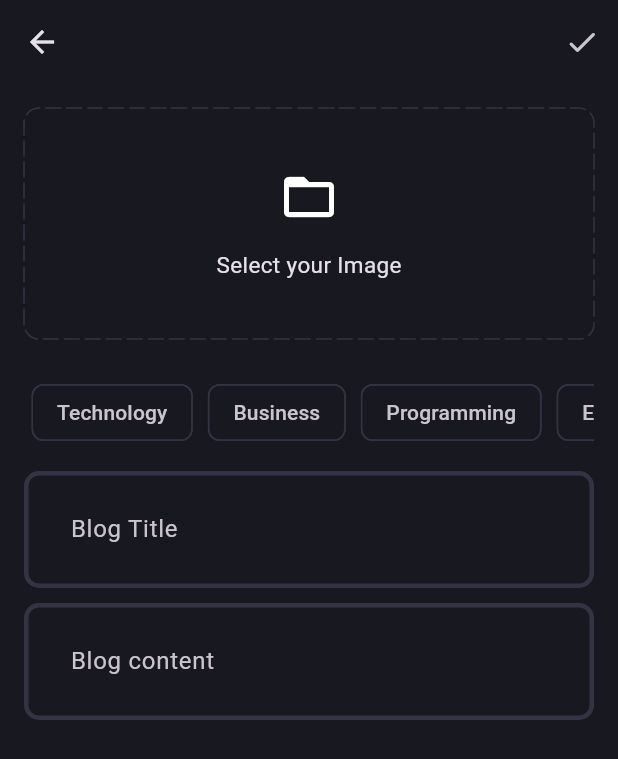
After one commit to aneesmuhammeed/blog_app, a Flutter app: the AddNewBlogPage screen opened directly, after a tap on "Select your Image", on a phone screen of 412 x 824 dp. The commit adds this screen. Shown: the top 759 px of the screen. Run offline on Flutter 3.47's test engine with Material 3 defaults, Android fonts, the phone set to English and light mode, and no system bars; drawn by our look-alikes of dotted_border; our stand-ins replace flutter_bloc, fpdart, get_it, image_picker, supabase_flutter; accounts and stored records are empty.

Commit message:
Add blog feature: implement blog model, remote data source, and UI for adding new blogs; integrate image picker and topics selection

```diff
--- a/lib/core/theme/theme.dart
+++ b/lib/core/theme/theme.dart
@@ -11,6 +11,10 @@ class AppTheme {
   static final darkThemeMode = ThemeData.dark().copyWith(
     scaffoldBackgroundColor: AppPallete.backgroundColor,
     appBarTheme: AppBarTheme(backgroundColor: AppPallete.backgroundColor),
+    chipTheme: ChipThemeData(
+      color: MaterialStatePropertyAll(AppPallete.backgroundColor),
+      side: BorderSide.none,
+    ),
     inputDecorationTheme: InputDecorationTheme(
       contentPadding: EdgeInsets.all(27),
       enabledBorder: _border(),
--- /dev/null
+++ b/lib/core/utils/pick_image.dart
@@ -0,0 +1,15 @@
+import 'dart:io';
+
+import 'package:image_picker/image_picker.dart';
+
+Future<File?> pickImage() async {
+  try {
+    final xFile = await ImagePicker().pickImage(source: ImageSource.gallery);
+    if (xFile != null) {
+      return File(xFile.path);
+    }
+    return null;
+  } catch (e) {
+    return null;
+  }
+}
--- a/lib/feature/auth/presentation/bloc/auth_bloc.dart
+++ b/lib/feature/auth/presentation/bloc/auth_bloc.dart
@@ -23,13 +23,13 @@ class AuthBloc extends Bloc<AuthEvent, AuthState> {
     required this._currentUser,
     required this._appUserCubit,
   }) : super(AuthInitial()) {
+    on<AuthEvent>((_, emit) => emit(AuthLoading()));
     on<AuthSignUp>(_onAuthSignUp);
     on<AuthLogIn>(_onAuthLogin);
     on<AuthIsUserLoggedIn>(_isUserLoggedIn);
   }
 
   void _onAuthSignUp(AuthSignUp event, Emitter<AuthState> emit) async {
-    emit(AuthLoading());
     final res = await _userSignUp(
       UserSignUpParams(
         password: event.password,
@@ -44,7 +44,6 @@ class AuthBloc extends Bloc<AuthEvent, AuthState> {
   }
 
   void _onAuthLogin(AuthLogIn event, Emitter<AuthState> emit) async {
-    emit(AuthLoading());
     final res = await _userLogIn(
       UserLoginParams(password: event.password, email: event.email),
     );
@@ -65,7 +64,7 @@ class AuthBloc extends Bloc<AuthEvent, AuthState> {
   }
 
   void _emitAuthSucess(User user, Emitter<AuthState> emit) {
-    _appUserCubit.updateUser;
+    _appUserCubit.updateUser(user);
     emit(AuthSucess(user));
   }
 }
--- /dev/null
+++ b/lib/feature/blog/data/models/blog_model.dart
@@ -0,0 +1,39 @@
+import 'package:newflu/feature/blog/domain/entities/blog.dart';
+
+class BlogModel extends Blog {
+  BlogModel({
+    required super.id,
+    required super.posterId,
+    required super.title,
+    required super.content,
+    required super.imageUrl,
+    required super.topics,
+    required super.updatedAt,
+  });
+
+  Map<String, dynamic> toJson() {
+    return <String, dynamic>{
+      'id': id,
+      'poster_id': posterId,
+      'title': title,
+      'content': content,
+      'image_url': imageUrl,
+      'topics': topics,
+      'updatedAt': updatedAt.toIso8601String(),
+    };
+  }
+
+  factory BlogModel.fromJson(Map<String, dynamic> map) {
+    return BlogModel(
+      id: map['id'] as String,
+      posterId: map['poster_id'] as String,
+      title: map['title'] as String,
+      content: map['content'] as String,
+      imageUrl: map['image_url'] as String,
+      topics: List<String>.from(map['topics'] as List<String>),
+      updatedAt: map['updated_at'] == null
+          ? DateTime.now()
+          : DateTime.parse(map['updated_at']),
+    );
+  }
+}
--- /dev/null
+++ b/lib/feature/blog/domain/entities/blog.dart
@@ -0,0 +1,25 @@
+// ignore_for_file: public_member_api_docs, sort_constructors_first
+import 'dart:convert';
+
+class Blog {
+  final String id;
+  final String posterId;
+  final String title;
+  final String content;
+  final String imageUrl;
+  final List<String> topics;
+  final DateTime updatedAt;
+
+  Blog({required this.id, required this.posterId, required this.title, required this.content, required this.imageUrl, required this.topics, required this.updatedAt});
+
+
+
+
+
+
+
+
+
+
+
+}
--- /dev/null
+++ b/lib/feature/blog/presentation/pages/add_new_blog_page.dart
@@ -0,0 +1,142 @@
+import 'dart:io';
+
+import 'package:dotted_border/dotted_border.dart';
+import 'package:flutter/material.dart';
+import 'package:newflu/core/theme/app_pallete.dart';
+import 'package:newflu/core/utils/pick_image.dart';
+import 'package:newflu/feature/blog/presentation/widgets/blog_editor.dart';
+
+class AddNewBlogPage extends StatefulWidget {
+  static route() => MaterialPageRoute(builder: (context) => AddNewBlogPage());
+  const AddNewBlogPage({super.key});
+
+  @override
+  State<AddNewBlogPage> createState() => _AddNewBlogPageState();
+}
+
+class _AddNewBlogPageState extends State<AddNewBlogPage> {
+  final titleController = TextEditingController();
+  final contentController = TextEditingController();
+  List<String> selectedTopics = [];
+  File? image;
+
+  void selectImage() async {
+    final pickedimage = await pickImage();
+    if (pickedimage != null) {
+      setState(() {
+        image = pickedimage;
+      });
+    }
+  }
+
+  @override
+  void dispose() {
+    // TODO: implement dispose
+    super.dispose();
+    titleController.dispose();
+    contentController.dispose();
+  }
+
+  @override
+  Widget build(BuildContext context) {
+    return Scaffold(
+      appBar: AppBar(
+        actions: [
+          IconButton(onPressed: () {}, icon: const Icon(Icons.done_rounded)),
+        ],
+      ),
+      body: SingleChildScrollView(
+        child: Padding(
+          padding: const EdgeInsets.all(16.0),
+          child: Column(
+            children: [
+              image != null
+                  ? GestureDetector(
+                      onTap: selectImage,
+                      child: SizedBox(
+                        height: 150,
+                        width: double.infinity,
+                        child: ClipRRect(
+                          borderRadius: BorderRadius.circular(10),
+                          child: Image.file(image!, fit: BoxFit.cover),
+                        ),
+                      ),
+                    )
+                  : GestureDetector(
+                      onTap: () {
+                        selectImage();
+                      },
+                      child: DottedBorder(
+                        color: AppPallete.borderColor,
+                        dashPattern: [10, 4],
+                        radius: Radius.circular(10),
+                        borderType: BorderType.RRect,
+                        strokeCap: StrokeCap.round,
+                        child: Container(
+                          height: 150,
+                          width: double.infinity,
+                          child: Column(
+                            mainAxisAlignment: MainAxisAlignment.center,
+                            children: [
+                              Icon(Icons.folder_open, size: 40),
+                              SizedBox(height: 15),
+                              Text(
+                                "Select your Image",
+                                style: TextStyle(fontSize: 15),
+                              ),
+                            ],
+                          ),
+                        ),
+                      ),
+                    ),
+              SizedBox(height: 20),
+              SingleChildScrollView(
+                scrollDirection: Axis.horizontal,
+                child: Row(
+                  children:
+                      ['Technology', 'Business', 'Programming', 'Entertainment']
+                          .map(
+                            (e) => Padding(
+                              padding: const EdgeInsets.all(5.0),
+                              child: GestureDetector(
+                                onTap: () {
+                                  if (selectedTopics.contains(e)) {
+                                    selectedTopics.remove(e);
+                                  } else {
+                                    selectedTopics.add(e);
+                                  }
+                                  setState(() {});
+                                },
+                                child: Chip(
+                                  color: selectedTopics.contains(e)
+                                      ? MaterialStatePropertyAll(
+                                          AppPallete.gradient1,
+                                        )
+                                      : null,
+                                  label: Text(e),
+                                  side: selectedTopics.contains(e)
+                                      ? null
+                                      : BorderSide(
+                                          color: AppPallete.borderColor,
+                                        ),
+                                ),
+                              ),
+                            ),
+                          )
+                          .toList(),
+                ),
+              ),
+              SizedBox(height: 10),
+              BlogEditor(controller: titleController, hintText: 'Blog Title'),
+              SizedBox(height: 10),
+              BlogEditor(
+                controller: contentController,
+                hintText: 'Blog content',
+              ),
+            ],
+          ),
+        ),
+      ),
+    );
+  }
+}
--- /dev/null
+++ b/lib/feature/blog/presentation/widgets/blog_editor.dart
@@ -0,0 +1,20 @@
+import 'package:flutter/material.dart';
+
+class BlogEditor extends StatelessWidget {
+  final TextEditingController controller;
+  final String hintText;
+  const BlogEditor({
+    super.key,
+    required this.controller,
+    required this.hintText,
+  });
+
+  @override
+  Widget build(BuildContext context) {
+    return TextFormField(
+      controller: controller,
+      decoration: InputDecoration(hintText: hintText),
+      maxLines: null,
+    );
+  }
+}
--- a/pubspec.yaml
+++ b/pubspec.yaml
@@ -38,6 +38,8 @@ dependencies:
   supabase_flutter: ^2.12.4
   flutter_bloc: ^9.1.1
   get_it: ^9.2.1
+  dotted_border: ^2.1.0
+  image_picker: ^1.2.2
 
 dev_dependencies:
   flutter_test:
```
Also changed, not shown: lib/feature/blog/data/datasources/blog_remote_data_source.dart (added, +29 -0 lines), lib/feature/blog/presentation/pages/blog_page.dart (added, +24 -0 lines), lib/main.dart (+17 -2 lines), pubspec.lock, 5 other files.
